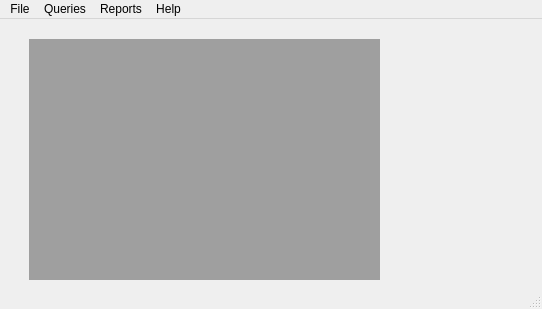
Qt form ui/WndMain.ui (ganymede42/mokabu) before a commit.
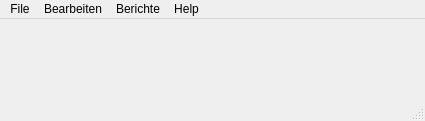
The same form after that commit.

The edit to the form file:
```diff
--- a/ui/WndMain.ui
+++ b/ui/WndMain.ui
@@ -6,31 +6,20 @@
    <rect>
     <x>0</x>
     <y>0</y>
-    <width>542</width>
-    <height>309</height>
+    <width>425</width>
+    <height>121</height>
    </rect>
   </property>
   <property name="windowTitle">
    <string>MoKaBu</string>
   </property>
-  <widget class="QWidget" name="centralwidget">
-   <widget class="QMdiArea" name="mdiArea">
-    <property name="geometry">
-     <rect>
-      <x>29</x>
-      <y>20</y>
-      <width>351</width>
-      <height>241</height>
-     </rect>
-    </property>
-   </widget>
-  </widget>
+  <widget class="QWidget" name="centralwidget"/>
   <widget class="QMenuBar" name="menubar">
    <property name="geometry">
     <rect>
      <x>0</x>
      <y>0</y>
-     <width>542</width>
+     <width>425</width>
      <height>22</height>
     </rect>
    </property>
@@ -40,18 +29,18 @@
     </property>
     <addaction name="actionOpen_Database"/>
    </widget>
-   <widget class="QMenu" name="menuQueries">
+   <widget class="QMenu" name="menuBearbeiten">
     <property name="title">
-     <string>Queries</string>
+     <string>Bearbeiten</string>
     </property>
     <addaction name="actionKlienten"/>
     <addaction name="actionBehandlungen"/>
     <addaction name="actionRechnungen"/>
     <addaction name="actionOffene_Behandlungen"/>
    </widget>
-   <widget class="QMenu" name="menuReports">
+   <widget class="QMenu" name="menuBerichte">
     <property name="title">
-     <string>Reports</string>
+     <string>Berichte</string>
     </property>
    </widget>
    <widget class="QMenu" name="menuHelp">
@@ -61,8 +50,8 @@
     <addaction name="actionAbout_MoKaBu"/>
    </widget>
    <addaction name="menuddfa"/>
-   <addaction name="menuQueries"/>
-   <addaction name="menuReports"/>
+   <addaction name="menuBearbeiten"/>
+   <addaction name="menuBerichte"/>
    <addaction name="menuHelp"/>
   </widget>
   <widget class="QStatusBar" name="statusbar"/>
```
Left out of the diff: 6 changed lines with no effect on the pictures.
